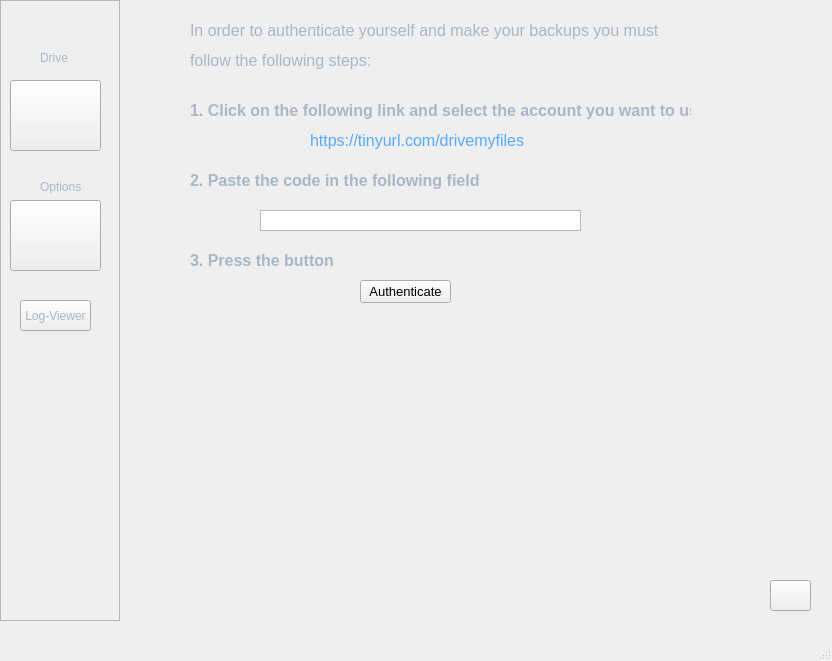
The window that auth_ui.ui (shockz-offsec/DriveMyFiles) describes before a commit, drawn with Qt 5.
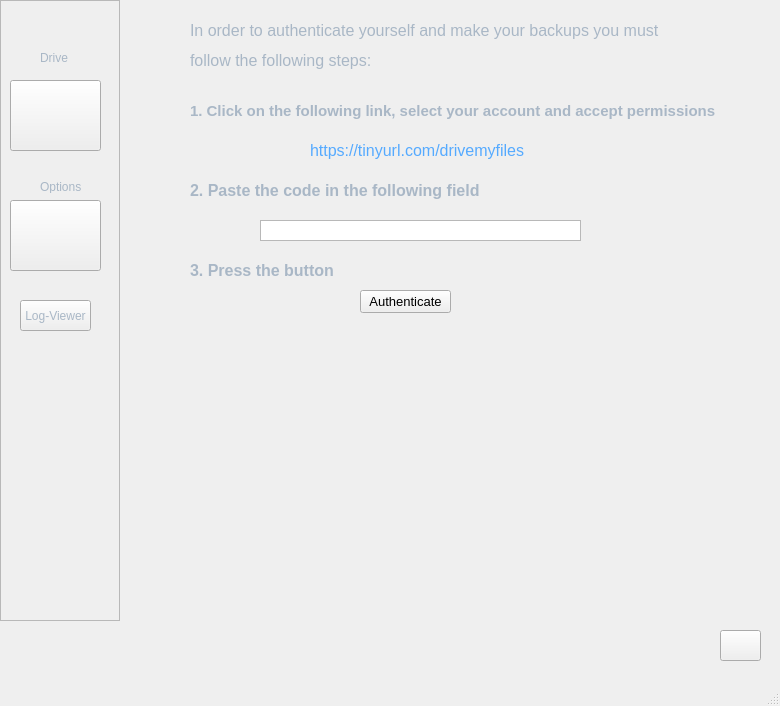
The same window after the commit. Icons and pictures are not drawn.

Commit message: GetAuth Working, Created OptionsView, Added aditional progress bar, Created new class "json_handler"

What changed in the file:
```diff
--- a/auth_ui.ui
+++ b/auth_ui.ui
@@ -6,8 +6,8 @@
    <rect>
     <x>0</x>
     <y>0</y>
-    <width>832</width>
-    <height>661</height>
+    <width>780</width>
+    <height>706</height>
    </rect>
   </property>
   <property name="focusPolicy">
@@ -312,7 +312,7 @@
     <property name="geometry">
      <rect>
       <x>260</x>
-      <y>210</y>
+      <y>220</y>
       <width>321</width>
       <height>21</height>
      </rect>
@@ -436,7 +436,7 @@
      <rect>
       <x>190</x>
       <y>100</y>
-      <width>501</width>
+      <width>601</width>
       <height>21</height>
      </rect>
     </property>
@@ -479,20 +479,20 @@
     </property>
     <property name="font">
      <font>
-      <pointsize>12</pointsize>
+      <pointsize>11</pointsize>
       <weight>75</weight>
       <bold>true</bold>
      </font>
     </property>
     <property name="text">
-     <string>1. Click on the following link and select the account you want to use</string>
+     <string>1. Click on the following link, select your account and accept permissions</string>
     </property>
    </widget>
    <widget class="QLabel" name="label_6">
     <property name="geometry">
      <rect>
       <x>310</x>
-      <y>130</y>
+      <y>140</y>
       <width>231</width>
       <height>21</height>
      </rect>
@@ -637,7 +637,7 @@
     <property name="geometry">
      <rect>
       <x>190</x>
-      <y>170</y>
+      <y>180</y>
       <width>321</width>
       <height>21</height>
      </rect>
@@ -694,7 +694,7 @@
     <property name="geometry">
      <rect>
       <x>190</x>
-      <y>250</y>
+      <y>260</y>
       <width>161</width>
       <height>21</height>
      </rect>
@@ -751,7 +751,7 @@
     <property name="geometry">
      <rect>
       <x>360</x>
-      <y>280</y>
+      <y>290</y>
       <width>91</width>
       <height>23</height>
      </rect>
@@ -768,8 +768,8 @@
    <widget class="QPushButton" name="bt_back">
     <property name="geometry">
      <rect>
-      <x>770</x>
-      <y>580</y>
+      <x>720</x>
+      <y>630</y>
       <width>41</width>
       <height>31</height>
      </rect>
```
Left out of the diff: 4 changed lines with no effect on the pictures. The commit also changes 11 other files.
